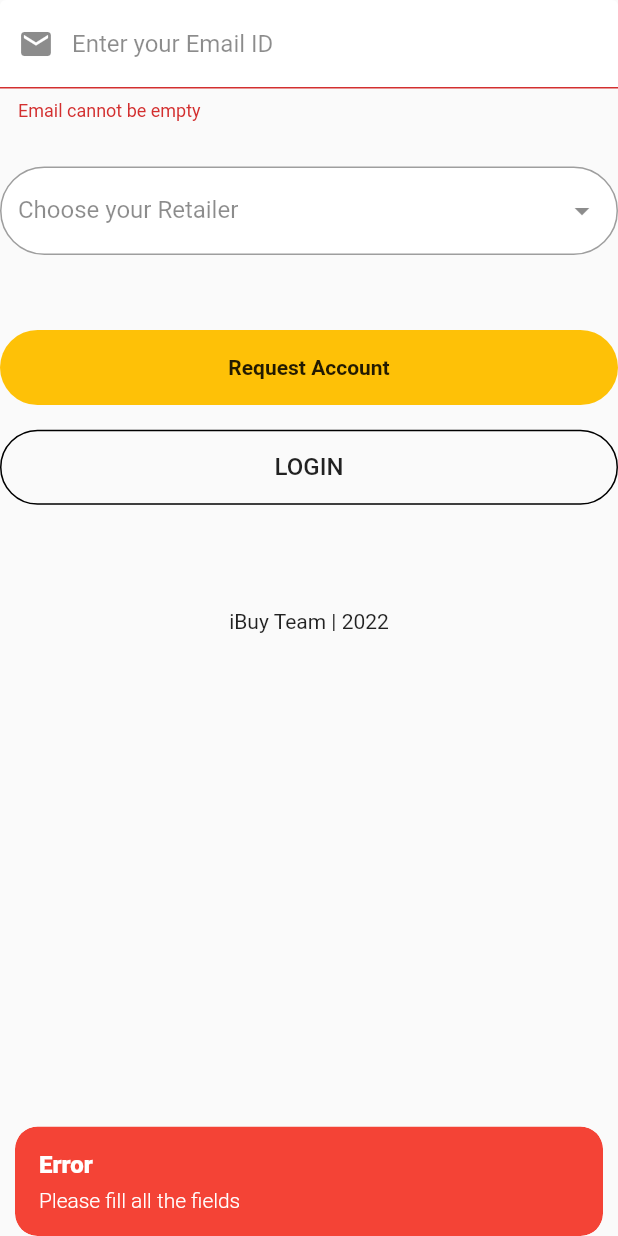
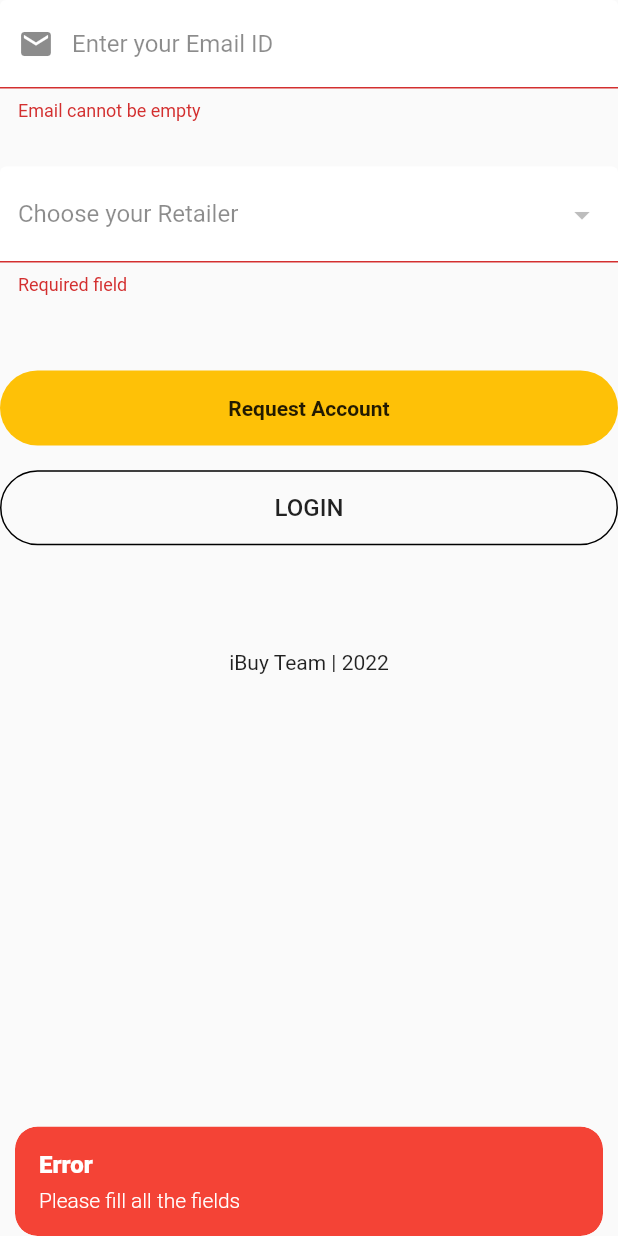
Before and after one commit to Dishu-Bansal/iBuy-New, a Flutter app: the RequestAccessFieldsWidget widget shown alone on an empty page, opened directly, after a tap on "Request Account", on a phone screen of 412 x 824 dp. Run offline on Flutter 3.47's test engine with Material 2 defaults, Android fonts, the phone set to English and light mode, and no system bars; drawn by our look-alikes of dropdown_textfield; our stand-ins replace camera, cloud_firestore, data_table_2, firebase_auth, firebase_core, firebase_messaging and 13 more; missing offline and left inert: circle_progress_bar, dart:html; accounts and stored records are empty; project files that could hold a hidden picture were left out.

Commit message:
Bug Fixes

```diff
--- a/ibuy-admin-main/lib/models/receipt_modal.dart
+++ b/ibuy-admin-main/lib/models/receipt_modal.dart
@@ -4,7 +4,7 @@ class ReceiptModal {
   String? imageUrl;
   String? time;
   String? userId;
-  bool? status;
+  String? status;
   String? id;
   String? retailerName;
   String? trxDate;
--- a/ibuy-admin-main/lib/models/retailer_modal.dart
+++ b/ibuy-admin-main/lib/models/retailer_modal.dart
@@ -1,4 +1,3 @@
-
 import 'package:cloud_firestore/cloud_firestore.dart';
 
 class RetailerModal {
@@ -13,7 +12,7 @@ class RetailerModal {
   String? storeName;
   String? id;
   String? planName;
-  Timestamp? creation;
+  int? creation;
   String? createdBy;
   double? cashback;
   bool? status;
@@ -46,7 +45,7 @@ class RetailerModal {
     minCashback = map['minCashback'];
     maxCashback = map['maxCashback'];
     storeName = map['company'];
-    creation = map['creation'];
+    creation = map['creationDate'];
     createdBy = map['createdBy'];
     status = map['status'];
     cashback = map['cashback'];
--- a/ibuy-retailer-main/lib/widgets/req_acess_fields_widget.dart
+++ b/ibuy-retailer-main/lib/widgets/req_acess_fields_widget.dart
@@ -14,12 +14,16 @@ class RequestAccessFieldsWidget extends StatefulWidget {
       _RequestAccessFieldsWidgetState();
 }
 
+List<String> retailers = List.empty(growable: true);
+String selectedRetailer = "";
+
 class _RequestAccessFieldsWidgetState extends State<RequestAccessFieldsWidget> {
+  final formKey = GlobalKey<FormState>();
+  final emailController = TextEditingController();
+  late SingleValueDropDownController retailerController;
   bool loading = true;
-  List<String> retailers = List.empty(growable: true);
 
-  @override
-  void initState() {
+  fetchRetailers() async {
     FirebaseFirestore.instance
         .collection("eligible-retailers")
         .get()
@@ -35,15 +39,23 @@ class _RequestAccessFieldsWidgetState extends State<RequestAccessFieldsWidget> {
         loading = false;
       });
     });
+  }
+
+  @override
+  void initState() {
+    retailerController = SingleValueDropDownController();
+    fetchRetailers();
     super.initState();
   }
 
   @override
+  void dispose() {
+    retailerController.dispose();
+    super.dispose();
+  }
+
+  @override
   Widget build(BuildContext context) {
-    final formKey = GlobalKey<FormState>();
-    final emailController = TextEditingController();
-    final retailerController = SingleValueDropDownController();
-
     return loading
         ? Center(
             child: CircularProgressIndicator(),
@@ -88,64 +100,7 @@ class _RequestAccessFieldsWidgetState extends State<RequestAccessFieldsWidget> {
                 ),
                 const SizedBox(height: 30),
                 //Display a drop down field with random data
-                DropDownTextField(
-                  // initialValue: "name4",
-                  controller: retailerController,
-                  clearOption: true,
-
-                  textFieldDecoration: InputDecoration(
-                    labelText: "Choose your Retailer",
-                    //border: OutlineInputBorder(),
-                    fillColor: Colors.white,
-                    filled: true,
-                    labelStyle: const TextStyle(color: Colors.black45),
-
-                    focusedBorder: OutlineInputBorder(
-                      borderRadius: BorderRadius.circular(35.0),
-                      borderSide: const BorderSide(
-                        color: Colors.grey,
-                      ),
-                    ),
-                    enabledBorder: OutlineInputBorder(
-                      borderRadius: BorderRadius.circular(35.0),
-                      borderSide: const BorderSide(
-                        color: Colors.grey,
-                      ),
-                    ),
-                  ),
-                  clearIconProperty: IconProperty(color: kPrimaryColor),
-
-                  validator: (value) {
-                    if (value == null) {
-                      return "Required field";
-                    } else {
-                      return null;
-                    }
-                  },
-                  dropDownItemCount: 4,
-
-                  dropDownList: retailers.map((e) {
-                    return DropDownValueModel(name: e, value: e);
-                  }).toList(),
-                  /*const [
-              DropDownValueModel(name: 'Retailer 1', value: "Retailer 1"),
-              DropDownValueModel(
-                name: 'Retailer 2',
-                value: "Retailer 2",
-              ),
-              DropDownValueModel(name: 'Retailer 3', value: "Retailer 3"),
-              DropDownValueModel(
-                name: 'Retailer 4',
-                value: "Retailer 4",
-              ),
-              // DropDownValueModel(name: 'name5', value: "value5"),
-              // DropDownValueModel(name: 'name6', value: "value6"),
-              // DropDownValueModel(name: 'name7', value: "value7"),
-              // DropDownValueModel(name: 'name8', value: "value8"),
-            ],*/
-                  onChanged: (val) {},
-                ),
-
+                RetailerSelection(),
                 const SizedBox(height: 50),
                 InkWell(
                   onTap: () {
@@ -154,8 +109,7 @@ class _RequestAccessFieldsWidgetState extends State<RequestAccessFieldsWidget> {
                     if (formKey.currentState!.validate()) {
                       Get.to(AccountActivationPage(
                         email: emailController.text,
-                        retailer:
-                            retailerController.dropDownValue!.value.toString(),
+                        retailer: selectedRetailer,
                       ));
                     } else {
                       //display error message with snackbar
@@ -192,3 +146,52 @@ class _RequestAccessFieldsWidgetState extends State<RequestAccessFieldsWidget> {
           );
   }
 }
+
+class RetailerSelection extends StatefulWidget {
+  const RetailerSelection({Key? key}) : super(key: key);
+
+  @override
+  State<RetailerSelection> createState() => _RetailerSelectionState();
+}
+
+class _RetailerSelectionState extends State<RetailerSelection> {
+  @override
+  Widget build(BuildContext context) {
+    return DropdownButtonFormField<String>(
+      decoration: InputDecoration(
+        labelText: "Choose your Retailer",
+        //border: OutlineInputBorder(),
+        fillColor: Colors.white,
+        filled: true,
+        labelStyle: const TextStyle(color: Colors.black45),
+        focusedBorder: OutlineInputBorder(
+          borderRadius: BorderRadius.circular(35.0),
+          borderSide: const BorderSide(
+            color: Colors.grey,
+          ),
+        ),
+        enabledBorder: OutlineInputBorder(
+          borderRadius: BorderRadius.circular(35.0),
+          borderSide: const BorderSide(
+            color: Colors.grey,
+          ),
+        ),
+      ),
+      validator: (value) {
+        if (value == null) {
+          return "Required field";
+        } else {
+          return null;
+        }
+      },
+      items: retailers.map((e) {
+        return DropdownMenuItem(child: Text(e), value: e);
+      }).toList(),
+      onChanged: (val) {
+        setState(() {
+          selectedRetailer = val.toString();
+        });
+      },
+    );
+  }
+}
```
